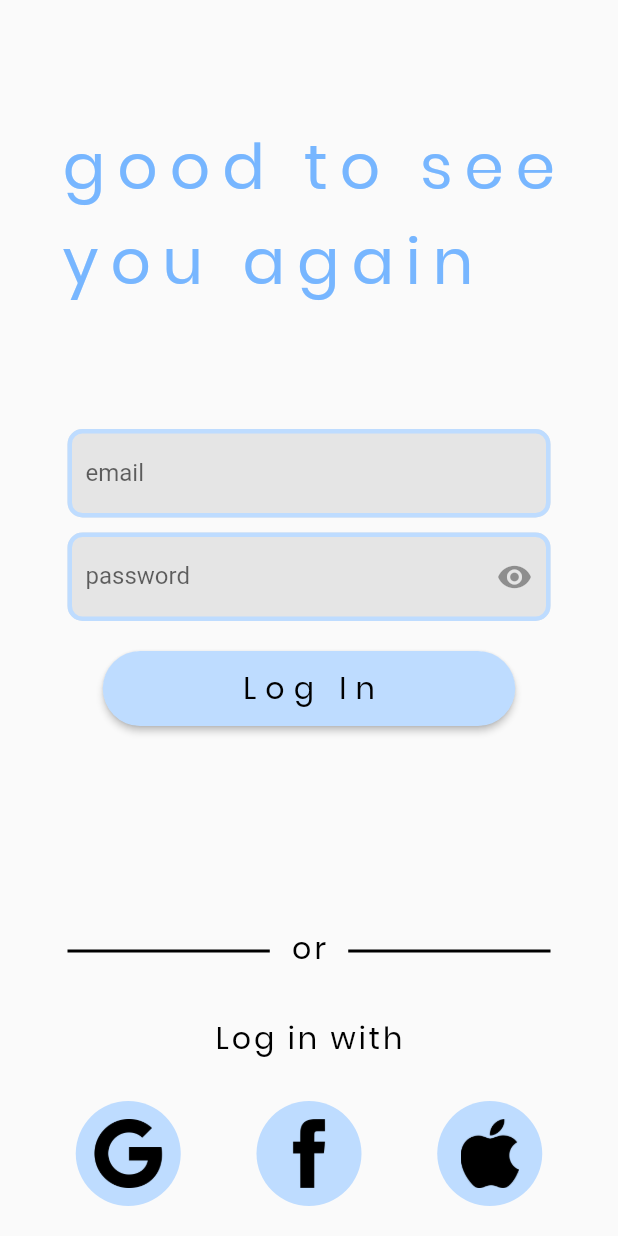
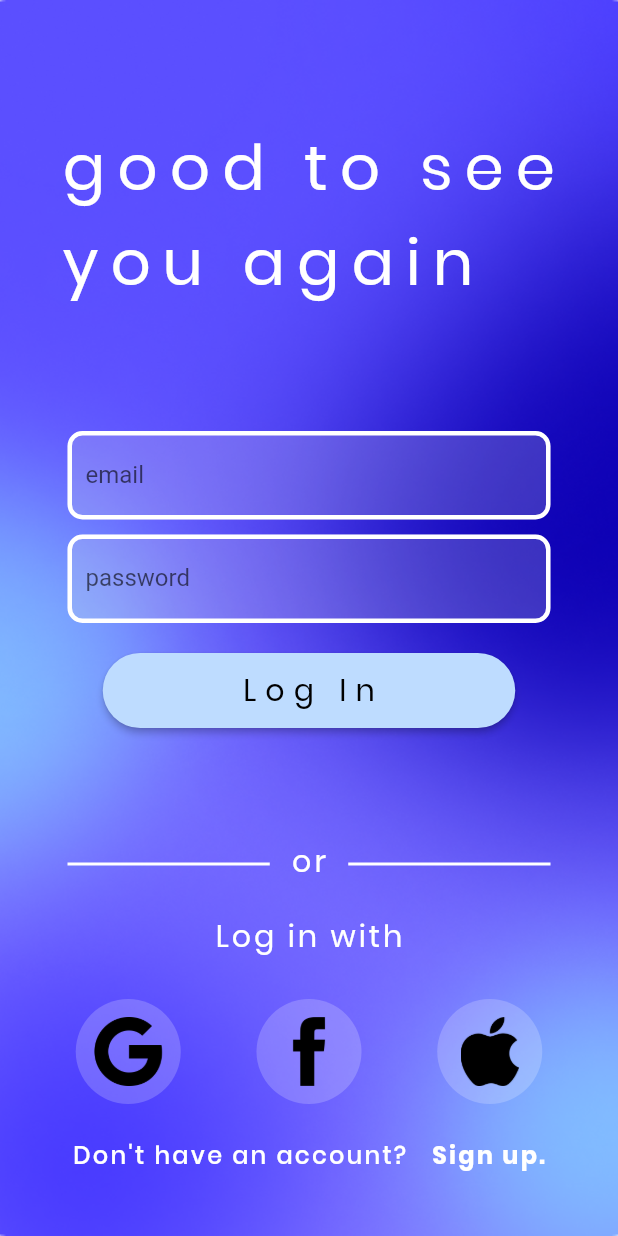
Before and after one commit to sampojwalam/bench, a Flutter app: the LoginScreen screen opened by its route, on a phone screen of 412 x 824 dp. Run offline on Flutter 3.47's test engine with Material 2 defaults, Android fonts, the light colour scheme and no system bars; our stand-ins replace cloud_firestore, firebase_auth, firebase_core, fl_chart; accounts and stored records are empty.

Commit message:
Auth Screens added

```diff
--- a/lib/main.dart
+++ b/lib/main.dart
@@ -1,3 +1,5 @@
+import 'package:bench/screens/chart_screen.dart';
+import 'package:bench/screens/glass_screen.dart';
 import 'package:flutter/material.dart';
 import 'package:firebase_auth/firebase_auth.dart';
 import 'package:firebase_core/firebase_core.dart';
@@ -35,6 +37,7 @@ class _MyAppState extends State<MyApp> {
           // Once complete, show your application
           if (snapshot.connectionState == ConnectionState.done) {
             final _auth = FirebaseAuth.instance;
+
             if (_auth.currentUser != null) {
               return HomeScreen();
             } else {
@@ -68,6 +71,8 @@ class _MyAppState extends State<MyApp> {
         LoginScreen.routeName: (ctx) => LoginScreen(),
         SignupScreen.routeName: (ctx) => SignupScreen(),
         WelcomeScreen.routeName: (ctx) => WelcomeScreen(),
+        GlassScreen.routeName: (ctx) => GlassScreen(),
+        ChartScreen.routeName: (ctx) => ChartScreen(),
       },
     );
   }
--- a/lib/screens/login_screen.dart
+++ b/lib/screens/login_screen.dart
@@ -1,3 +1,5 @@
+import 'dart:ui';
+
 import 'package:bench/screens/home_screen.dart';
 import 'package:flutter/material.dart';
 import 'package:firebase_auth/firebase_auth.dart';
@@ -51,13 +53,21 @@ class _LoginScreenState extends State<LoginScreen> {
   Widget build(BuildContext context) {
     return Scaffold(
       body: SingleChildScrollView(
+        child: Container(
+          height: MediaQuery.of(context).size.height,
+          decoration: BoxDecoration(
+            image: DecorationImage(
+              image: AssetImage(
+                "assets/images/gradient.png",
+              ),
+              fit: BoxFit.cover,
+            ),
+          ),
           child: Column(
             mainAxisAlignment: MainAxisAlignment.start,
             crossAxisAlignment: CrossAxisAlignment.center,
             children: [
-            SizedBox(
-              height: 80,
-            ),
+              Spacer(),
               Container(
                 child: Center(
                   child: Text(
@@ -67,14 +77,14 @@ class _LoginScreenState extends State<LoginScreen> {
                       fontFamily: "Poppins",
                       fontSize: 42,
                       fontStyle: FontStyle.normal,
-                    color: Color(0xFF77B6FF),
+                      color: Colors.white,
                       letterSpacing: 8,
                       height: 1.5,
                     ),
                   ),
                 ),
               ),
-            SizedBox(height: 80),
+              Spacer(),
               Form(
                 key: _formKey,
                 child: Padding(
@@ -96,11 +106,18 @@ class _LoginScreenState extends State<LoginScreen> {
                         keyboardType: TextInputType.emailAddress,
                         decoration: InputDecoration(
                           labelText: 'email',
-                        fillColor: Color(0xFFE5E5E5),
+                          fillColor: Color(0x33E5E5E5),
+                          focusedBorder: OutlineInputBorder(
+                            borderRadius: BorderRadius.circular(10),
+                            borderSide: BorderSide(
+                              color: Colors.black,
+                              width: 3.0,
+                            ),
+                          ),
                           enabledBorder: OutlineInputBorder(
                             borderRadius: BorderRadius.circular(10),
                             borderSide: BorderSide(
-                            color: Color(0xFFBEDCFF),
+                              color: Colors.white,
                               width: 3.0,
                             ),
                           ),
@@ -133,13 +150,18 @@ class _LoginScreenState extends State<LoginScreen> {
                         keyboardType: TextInputType.name,
                         decoration: InputDecoration(
                           labelText: 'password',
-                        suffixIcon: IconButton(
-                            onPressed: null, icon: Icon(Icons.remove_red_eye)),
-                        fillColor: Color(0xFFE5E5E5),
+                          fillColor: Color(0x33E5E5E5),
+                          focusedBorder: OutlineInputBorder(
+                            borderRadius: BorderRadius.circular(10),
+                            borderSide: BorderSide(
+                              color: Colors.black,
+                              width: 3.0,
+                            ),
+                          ),
                           enabledBorder: OutlineInputBorder(
                             borderRadius: BorderRadius.circular(10),
                             borderSide: BorderSide(
-                            color: Color(0xFFBEDCFF),
+                              color: Colors.white,
                               width: 3.0,
                             ),
                           ),
@@ -196,14 +218,14 @@ class _LoginScreenState extends State<LoginScreen> {
                   ),
                 ),
               ),
-            SizedBox(height: 140),
+              Spacer(),
               Padding(
                 padding: const EdgeInsets.symmetric(horizontal: 45.0),
                 child: Row(
                   children: [
                     Expanded(
                       child: Divider(
-                      color: Colors.black,
+                        color: Colors.white,
                         thickness: 2,
                       ),
                     ),
@@ -213,23 +235,21 @@ class _LoginScreenState extends State<LoginScreen> {
                         fontFamily: "Poppins",
                         fontSize: 20,
                         fontStyle: FontStyle.normal,
-                      color: Colors.black,
+                        color: Colors.white,
                         letterSpacing: 2,
                         height: 1,
                       ),
                     ),
                     Expanded(
                       child: Divider(
-                      color: Colors.black,
+                        color: Colors.white,
                         thickness: 2,
                       ),
                     ),
                   ],
                 ),
               ),
-            SizedBox(
-              height: 40,
-            ),
+              SizedBox(height: 30),
               Row(
                 mainAxisAlignment: MainAxisAlignment.center,
                 children: [
@@ -239,7 +259,7 @@ class _LoginScreenState extends State<LoginScreen> {
                       fontFamily: "Poppins",
                       fontSize: 20,
                       fontStyle: FontStyle.normal,
-                    color: Colors.black,
+                      color: Colors.white,
                       letterSpacing: 2,
                       height: 1,
                     ),
@@ -255,7 +275,7 @@ class _LoginScreenState extends State<LoginScreen> {
                     height: 70,
                     decoration: BoxDecoration(
                       shape: BoxShape.circle,
-                    color: Color(0xFFBEDCFF),
+                      color: Colors.white.withOpacity(0.20),
                     ),
                     child: Padding(
                       padding: const EdgeInsets.all(4.0),
@@ -272,7 +292,7 @@ class _LoginScreenState extends State<LoginScreen> {
                     height: 70,
                     decoration: BoxDecoration(
                       shape: BoxShape.circle,
-                    color: Color(0xFFBEDCFF),
+                      color: Colors.white.withOpacity(0.20),
                     ),
                     child: Padding(
                       padding: const EdgeInsets.all(4.0),
@@ -289,7 +309,7 @@ class _LoginScreenState extends State<LoginScreen> {
                     height: 70,
                     decoration: BoxDecoration(
                       shape: BoxShape.circle,
-                    color: Color(0xFFBEDCFF),
+                      color: Colors.white.withOpacity(0.20),
                     ),
                     child: Padding(
                       padding: const EdgeInsets.all(4.0),
@@ -318,7 +338,7 @@ class _LoginScreenState extends State<LoginScreen> {
                         fontFamily: "Poppins",
                         fontSize: 16,
                         letterSpacing: 1.5,
-                      color: Colors.black,
+                        color: Colors.white,
                       ),
                     ),
                   ),
@@ -334,13 +354,15 @@ class _LoginScreenState extends State<LoginScreen> {
                         fontSize: 16,
                         fontWeight: FontWeight.bold,
                         letterSpacing: 1.5,
-                      color: Colors.black,
+                        color: Colors.white,
                       ),
                     ),
                   ),
                 ],
-            )
+              ),
+              SizedBox(height: 30),
             ],
+          ),
         ),
       ),
     );
--- a/pubspec.yaml
+++ b/pubspec.yaml
@@ -31,6 +31,9 @@ dependencies:
   cupertino_icons: ^1.0.2
   firebase_core: ^1.0.1
   firebase_auth: ^1.0.1
+  cloud_firestore: ^1.0.1
+  fl_chart: ^0.30.0
+
 
 
 dev_dependencies:
@@ -53,6 +56,8 @@ flutter:
     - assets/images/teddy.png
     - assets/images/bench_logo.png
     - assets/images/weightlifting.png
+    - assets/images/gradient.png
+    - assets/images/bg.png
     - assets/icons/google_logo.png
     - assets/icons/apple_logo.png
     - assets/icons/facebook_logo.png
```
Also changed, not shown: lib/screens/chart_screen.dart (added, +238 -0 lines), lib/screens/glass_screen.dart (added, +61 -0 lines), lib/screens/home_screen.dart (+17 -1 lines), lib/screens/signup_screen.dart (+16 -7 lines), assets/images/bg.png (added), assets/images/gradient.png (added), pubspec.lock, 4 other files. Lines whose indentation alone changed are shown as unchanged.
